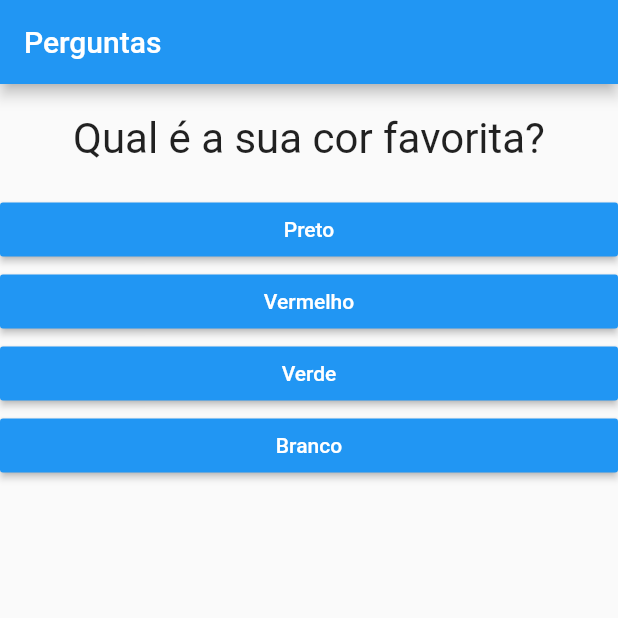
After one commit to mateusgcoelho/projeto-quiz, a Flutter app: the screen it shows after launch, on a phone screen of 412 x 824 dp, the top half of it. The commit adds this screen. Run offline on Flutter 3.47's test engine with Material 2 defaults, Android fonts, the phone set to English and light mode, and no system bars.

Commit message:
Add: Criando componente de questionario!

```diff
--- a/lib/main.dart
+++ b/lib/main.dart
@@ -1,6 +1,5 @@
 import 'package:flutter/material.dart';
-import 'resposta.dart';
-import './questao.dart';
+import 'package:projeto_perguntas/questionario.dart';
 import './resultado.dart';
 
 main() {
@@ -40,23 +39,17 @@ class _PerguntaAppState extends State<PerguntaApp> {
 
   @override
   Widget build(BuildContext context) {
-    List<String>? respostas = temPerguntaSelecionada
-        ? _perguntas[_perguntaSelecionada]['respostas'] as List<String>
-        : null;
-
     return MaterialApp(
       home: Scaffold(
           appBar: AppBar(
             title: Text("Perguntas"),
           ),
           body: temPerguntaSelecionada
-              ? Column(
-                  children: <Widget>[
-                    Questao(
-                        _perguntas[_perguntaSelecionada]['texto'].toString()),
-                    ...respostas!.map((t) => Resposta(t, _responder)).toList(),
-                  ],
-                )
+              ? Questionario(
+                perguntas: _perguntas,
+                perguntaSelecionada: _perguntaSelecionada,
+                responder: _responder
+              )
               : Resultado()
             ),
     );
--- /dev/null
+++ b/lib/questionario.dart
@@ -0,0 +1,33 @@
+import 'package:flutter/material.dart';
+import './questao.dart';
+import './resposta.dart';
+
+class Questionario extends StatelessWidget {
+  final List<Map<String, Object>> perguntas;
+  final int perguntaSelecionada;
+  final void Function() responder;
+
+  Questionario({
+    required this.perguntas,
+    required this.perguntaSelecionada,
+    required this.responder,
+  });
+
+  bool get temPerguntaSelecionada {
+    return perguntaSelecionada < perguntas.length;
+  }
+
+  @override
+  Widget build(BuildContext context) {
+    List<String>? respostas = temPerguntaSelecionada
+        ? perguntas[perguntaSelecionada]['respostas'] as List<String>
+        : null;
+
+    return Column(
+      children: <Widget>[
+        Questao(perguntas[perguntaSelecionada]['texto'].toString()),
+        ...respostas!.map((t) => Resposta(t, responder)).toList(),
+      ],
+    );
+  }
+}
```
